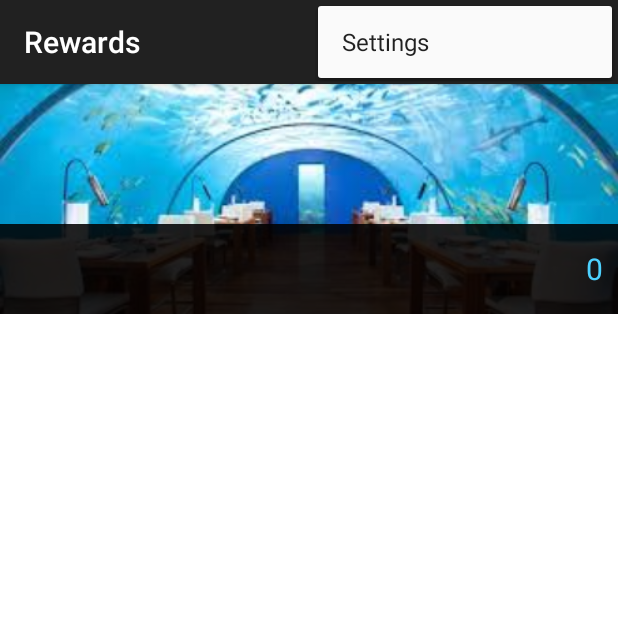
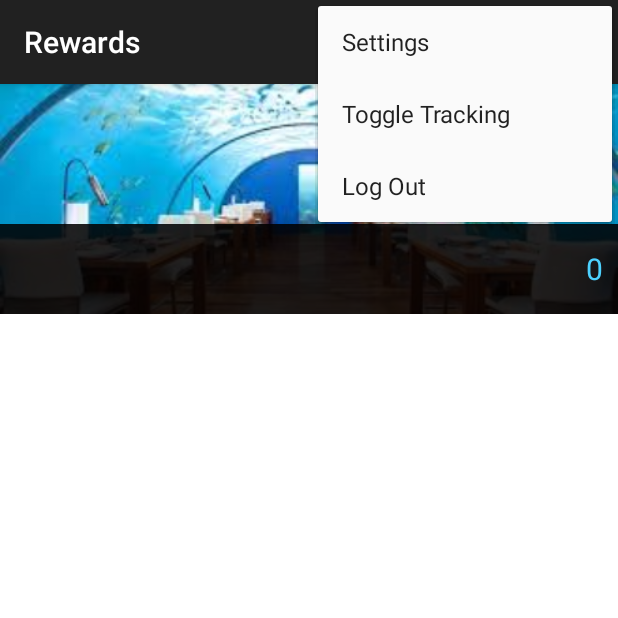
Before and after one commit to jessicayuen/scout, an Android app: the RewardsActivity screen opened directly, with no data from a screen before it, with the options menu open, on a phone screen of 412 x 824 dp, the top half of it. Run offline under Robolectric (Android 15) with nearby library versions, the phone set to English and light mode, and no system bars; 3 statements that could not run were skipped.

Commit message:
Connect logout to menu, add menu to rewards

```diff
--- a/ScoutMobile/app/src/main/res/menu/menu_rewards.xml
+++ b/ScoutMobile/app/src/main/res/menu/menu_rewards.xml
@@ -4,4 +4,8 @@
     tools:context="scout.scoutmobile.activities.RewardsActivity">
     <item android:id="@+id/action_settings" android:title="@string/action_settings"
         android:orderInCategory="100" app:showAsAction="never" />
+    <item android:id="@+id/action_toggle_tracking" android:title="@string/action_toggle_tracking"
+        android:orderInCategory="100" app:showAsAction="never" />
+    <item android:id="@+id/action_log_out" android:title="@string/action_log_out"
+        android:orderInCategory="100" app:showAsAction="never" />
 </menu>
```
Also changed, not shown: ScoutMobile/app/src/main/java/scout/scoutmobile/activities/PlacesActivity.java (+6 -8 lines), ScoutMobile/app/src/main/java/scout/scoutmobile/activities/RewardsActivity.java (+13 -7 lines).
